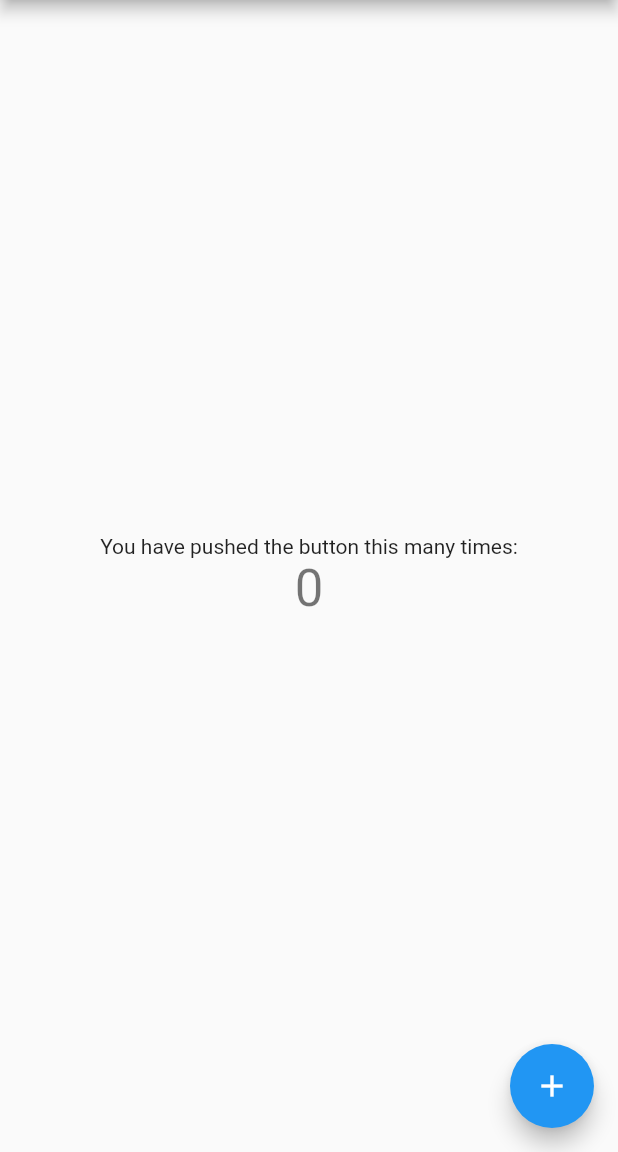
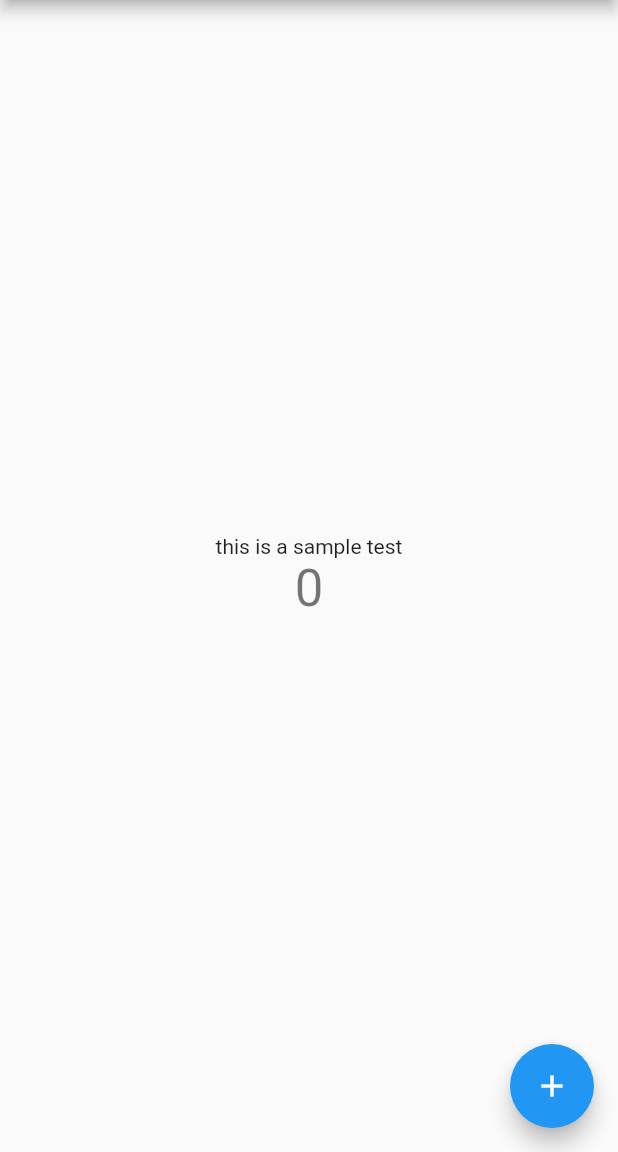
Before and after one commit to Godslovelee/smart_core, a Flutter app: the screen it shows after launch, on a phone screen of 412 x 824 dp, the part 84-1236 px from its top. Run offline on Flutter 3.47's test engine with Material 2 defaults, Android fonts, the phone set to English and light mode, and no system bars.

Commit message:
"text-sample test"

```diff
--- a/lib/main.dart
+++ b/lib/main.dart
@@ -96,7 +96,7 @@ class _MyHomePageState extends State<MyHomePage> {
           mainAxisAlignment: MainAxisAlignment.center,
           children: <Widget>[
             const Text(
-              'You have pushed the button this many times:',
+              'this is a sample test',
             ),
             Text(
               '$_counter',
```
